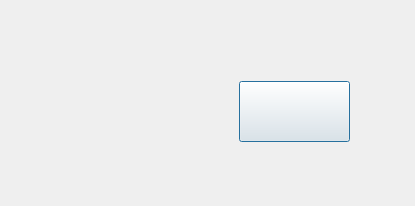
This is sheep_and_sheep/Hyperlink.ui in Phoenix-PKU/PracticeofProgramming as Qt 5 draws it before an edit. The edited form follows.
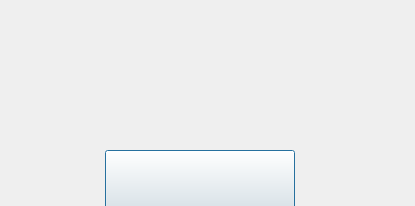
This is the edited form.

```diff
--- a/sheep_and_sheep/Hyperlink.ui
+++ b/sheep_and_sheep/Hyperlink.ui
@@ -16,10 +16,10 @@
   <widget class="QLabel" name="label">
    <property name="geometry">
     <rect>
-     <x>50</x>
-     <y>80</y>
-     <width>111</width>
-     <height>61</height>
+     <x>105</x>
+     <y>60</y>
+     <width>190</width>
+     <height>60</height>
     </rect>
    </property>
    <property name="text">
@@ -29,10 +29,10 @@
   <widget class="QPushButton" name="no">
    <property name="geometry">
     <rect>
-     <x>239</x>
-     <y>81</y>
-     <width>111</width>
-     <height>61</height>
+     <x>105</x>
+     <y>150</y>
+     <width>190</width>
+     <height>60</height>
     </rect>
    </property>
    <property name="text">
```
